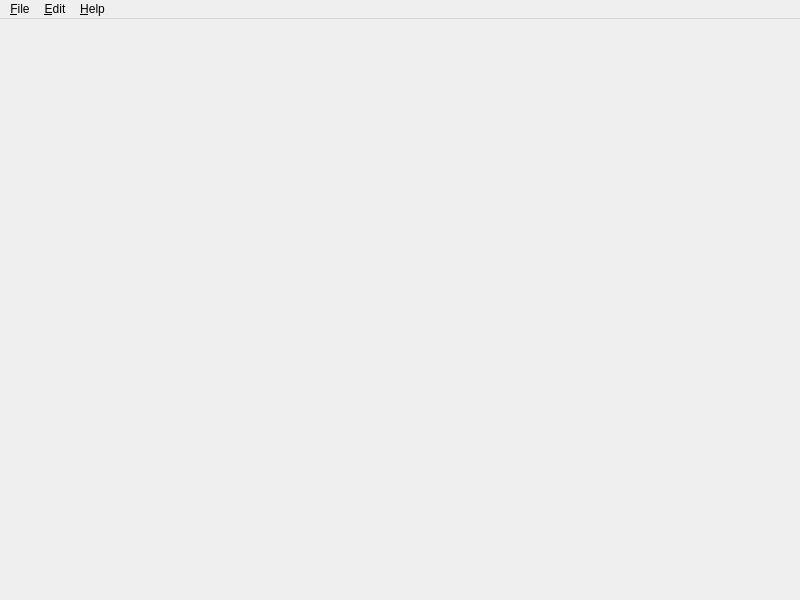
Old version of the form App/MainWindow.ui in the repository jamiemansfield/Raamatupidamine.
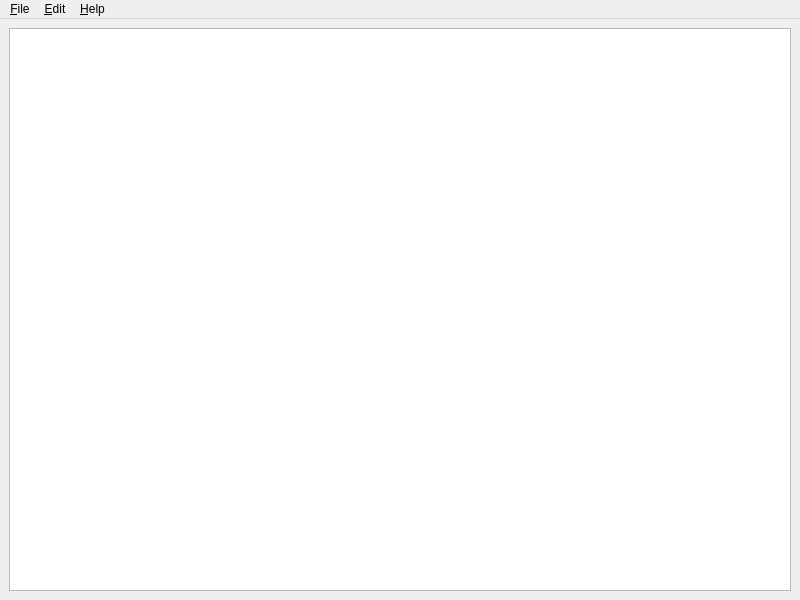
New version of the form.

Commit message: Display general ledger in main window

Patch:
```diff
--- a/App/MainWindow.ui
+++ b/App/MainWindow.ui
@@ -14,7 +14,15 @@
    <string>Raamatupidamine</string>
   </property>
   <widget class="QWidget" name="centralwidget">
-   <layout class="QGridLayout" name="gridLayout"/>
+   <layout class="QGridLayout" name="gridLayout">
+    <item row="0" column="0">
+     <widget class="QTreeView" name="treeView">
+      <property name="rootIsDecorated">
+       <bool>false</bool>
+      </property>
+     </widget>
+    </item>
+   </layout>
   </widget>
   <widget class="QMenuBar" name="menuBar">
    <property name="geometry">
```
The commit also changes 4 other files.
